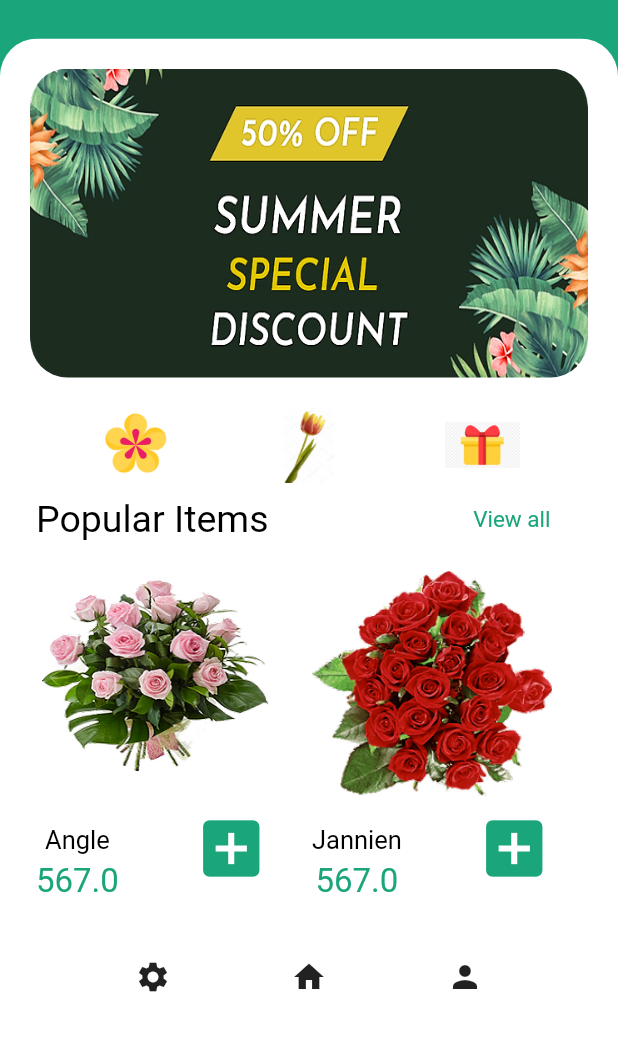
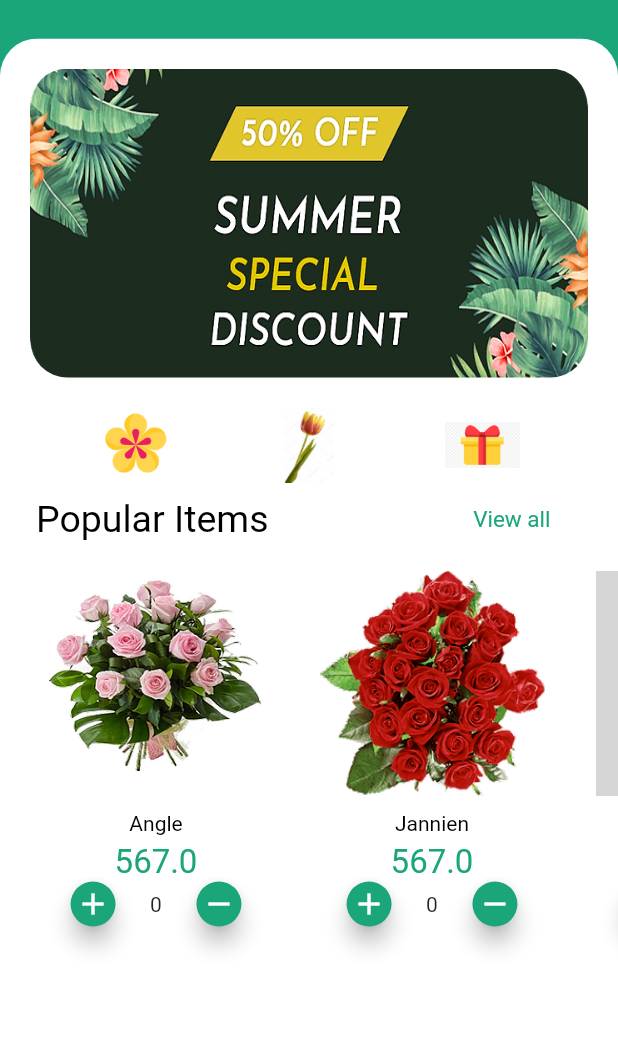
Before and after one commit to PallaviN26/FlowerShop, a Flutter app: the homeScreen screen opened by its route, on a phone screen of 412 x 824 dp, the part 74-1125 px from its top. Run offline on Flutter 3.47's test engine with Material 2 defaults, Android fonts, the phone set to English and light mode, and no system bars; our stand-ins replace sqflite; accounts and stored records are empty; grey boxes are pictures that could not be loaded.

Commit message:
Database and Menu Screen Changes

```diff
--- /dev/null
+++ b/lib/database_helper.dart
@@ -0,0 +1,60 @@
+import 'dart:io';
+import 'package:finalproject/models/user.dart';
+import 'package:path_provider/path_provider.dart';
+import 'package:sqflite/sqflite.dart';
+import 'package:path/path.dart';
+
+class DatabaseHelper {
+  static final _dbName = 'loinDB.db';
+  static final _dbVersion = 1;
+  static final _tableName = 'User';
+  static final _columnUserName = 'userName';
+  static final _columnEmail = 'email';
+  static final _columnPAssword = 'password';
+
+  DatabaseHelper._privateConstructor();
+  static final DatabaseHelper instance = DatabaseHelper._privateConstructor();
+  Database? _database;
+
+  Future<Database?> get database async {
+    if (_database != null) return _database;
+    _database = await _initiateDatabase();
+    return _database;
+  }
+
+  _initiateDatabase() async {
+    Directory directory = await getApplicationDocumentsDirectory();
+    String path = join(directory.path, _dbName);
+
+    return await openDatabase(path, version: _dbVersion, onCreate: _onCreate);
+  }
+
+  Future? _onCreate(Database db, int version) {
+    db.execute('''
+      CREATE TABLE $_tableName(
+        $_columnUserName text not null,
+        $_columnEmail text not null,
+        $_columnPAssword text not null
+      )
+      ''');
+  }
+
+  Future insert(Map<String, dynamic> row) async {
+    Database? db = await instance.database;
+    await db?.insert(_tableName, row);
+  }
+
+  Future<List<User>> getAll() async {
+    Database? db = await instance.database;
+    List<Map<String, dynamic>> list = await db!.query(_tableName);
+    List<User> res = [];
+    list.forEach((element) {
+      User user = User(
+          userName: element['userName'],
+          email: element['email'],
+          password: element['password']);
+      res.add(user);
+    });
+    return res;
+  }
+}
--- a/lib/models/popular.dart
+++ b/lib/models/popular.dart
@@ -1,9 +1,7 @@
 class Popular {
   String imageN, flowerName;
   double cost;
-  Popular({
-    this.imageN = '',
-    this.flowerName = '',
-    this.cost = 0,
-  });
+  int count = 0;
+  Popular(
+      {this.imageN = '', this.flowerName = '', this.cost = 0, this.count = 0});
 }
--- a/lib/models/user.dart
+++ b/lib/models/user.dart
@@ -1,6 +1,25 @@
-class User {
+class User{
   String userName;
   String email;
   String password;
-  User({this.userName = '', this.email = '', this.password = ''});
+  User({
+    this.userName='',
+    this.email='',
+    this.password=''
+  });
+
+  Map<String, dynamic> toMap() {
+    return {
+      'userName': userName,
+      'email':email,
+      'password':password
+    };
+  }
+
+  // Implement toString to make it easier to see information about
+  // each dog when using the print statement.
+  @override
+  String toString() {
+    return 'User{userName: $userName, email:$email ,password:$password}';
+  }
 }
--- a/lib/screens/cards/popular_card.dart
+++ b/lib/screens/cards/popular_card.dart
@@ -1,79 +1,125 @@
 import 'package:finalproject/models/popular.dart';
 import 'package:flutter/material.dart';
-class PopularCard extends StatelessWidget {
+
+class PopularCard extends StatefulWidget {
   // const PopularCard({ Key? key }) : super(key: key);
+
   final Popular popular;
   PopularCard({required this.popular});
+
+  @override
+  State<PopularCard> createState() => _PopularCardState();
+}
+
+class _PopularCardState extends State<PopularCard> {
+  _incrementButton() {
+    widget.popular.count++;
+  }
+
+  _decreamentButton() {
+    widget.popular.count--;
+  }
+
   @override
   Widget build(BuildContext context) {
     return Container(
         width: 160,
-      height: 150,
+        height: 300,
         margin: EdgeInsets.fromLTRB(24, 10, 0, 20),
         decoration: BoxDecoration(
-        borderRadius:BorderRadius.circular(25),
+          borderRadius: BorderRadius.circular(25),
           color: Colors.white60,
         ),
+        child: SingleChildScrollView(
           child: Column(
-        mainAxisAlignment: MainAxisAlignment.center,
             children: [
               Container(
                 height: 150,
+                width: 150,
                 decoration: BoxDecoration(
                     borderRadius: BorderRadius.circular(15),
                     image: DecorationImage(
-                image: AssetImage("lib/assets/images/"+popular.imageN+".png"),
-                fit: BoxFit.fill
-              )
+                        image: AssetImage("lib/assets/images/" +
+                            widget.popular.imageN +
+                            ".png"),
+                        fit: BoxFit.fill)),
+              ),
+              Container(
+                // height: 70,
+                // color: Colors.amber,
+                child: Column(
+                  children: [
+                    Column(
+                      children: [
+                        Container(
+                          // width : 100,
+                          // height: 80,
+                          padding: EdgeInsets.fromLTRB(0, 10, 0, 5),
+                          child: Text(
+                            widget.popular.flowerName,
+                            style: TextStyle(
+                              color: Colors.black,
+                            ),
                           ),
                         ),
                         Container(
-            height: 70,
-            // color: Colors.amber,
-            child:Row(
-              children: [
-                Column(
-                  mainAxisAlignment:MainAxisAlignment.end,
-                  children: [
-
-                    Container(
-                      padding: EdgeInsets.fromLTRB(0, 10, 0,5),
                           child: Text(
-                        popular.flowerName,
-                        style: TextStyle(
-                          color: Colors.black,
-                          fontSize: 17
-                        ),),
-                    ),
-                      Container(
-
-                        child: Text(
-                        popular.cost.toString(),
+                            widget.popular.cost.toString(),
                             style: TextStyle(
                                 color: Color.fromRGBO(26, 165, 123, 1),
-                          fontSize: 22
-                        ),),
+                                fontSize: 22),
+                          ),
                         )
                       ],
                     ),
-
+                    Row(
+                      mainAxisAlignment: MainAxisAlignment.spaceEvenly,
+                      children: [
                         Container(
-                  width: 100,
-                  height: 80,
-                  child:Align(
+                            height: 30,
+                            width: 30,
+                            child: Align(
                                 alignment: Alignment.centerRight,
-                    child: Icon(Icons.add_box,
-                    size: 50,
-                    color: Color.fromRGBO(26, 165, 123, 1),)
-                  )
-                )
+                                child: FloatingActionButton(
+                                  child: Icon(
+                                    Icons.add,
+                                    color: Colors.white,
+                                  ),
+                                  onPressed: () {
+                                    setState(() {
+                                      widget.popular.count++;
+                                    });
+                                  },
+                                  backgroundColor:
+                                      Color.fromRGBO(26, 165, 123, 1),
+                                ))),
+                        Container(
+                            child: Text(widget.popular.count.toString()),
+                            alignment: Alignment.centerRight),
+                        Container(
+                            width: 30,
+                            height: 30,
+                            child: Align(
+                                alignment: Alignment.topRight,
+                                child: FloatingActionButton(
+                                  child:
+                                      Icon(Icons.remove, color: Colors.white),
+                                  onPressed: () {
+                                    setState(() {
+                                      if (widget.popular.count > 0)
+                                        widget.popular.count--;
+                                    });
+                                  },
+                                  backgroundColor:
+                                      Color.fromRGBO(26, 165, 123, 1),
+                                )))
                       ],
-
-            ),
-
                     )
                   ],
                 ),
-    );
+              )
+            ],
+          ),
+        ));
   }
 }
--- a/lib/screens/home_screen.dart
+++ b/lib/screens/home_screen.dart
@@ -27,6 +27,7 @@ class _homeScreenState extends State<homeScreen> {
                       appBar: AppBar(
                         toolbarHeight: 75,
                         elevation: 0,
+                        leading: IconButton(icon:Icon(Icons.arrow_back), onPressed: (){Navigator.pushReplacementNamed(context, '/login');},),
                         title: Text(
                           "FloraGoGo",
                           style: TextStyle(color:Colors.white,fontSize: 20),
@@ -43,7 +44,7 @@ class _homeScreenState extends State<homeScreen> {
                             borderRadius: BorderRadius.only(topLeft: Radius.circular(25),topRight: Radius.circular(25)),
                             color: Colors.white
                           ),
-                          child: Column(
+                          child: ListView(
                             children: [
                               Container(
                                 margin: EdgeInsets.all(20),
@@ -113,12 +114,12 @@ class _homeScreenState extends State<homeScreen> {
                                 children: [
                                   Container(
                                     width: MediaQuery.of(context).size.width,
-                                    height: 250,
+                                    height:500,
                                     child: ListView.builder(
                                       scrollDirection: Axis.horizontal,
                                       itemCount: popularList.popular.length,
                                       itemBuilder: (context,index){
-                                        return PopularCard(popular: popularList.popular[index],);
+                                        return PopularCard(popular: popularList.popular[index]);
                                       }),
                                   )
                                 ],
--- a/lib/services/auth_service.dart
+++ b/lib/services/auth_service.dart
@@ -1,37 +1,27 @@
+import 'dart:async';
 import 'dart:async';
 import 'dart:collection';
+
+import 'package:finalproject/database_helper.dart';
 import 'package:finalproject/models/user.dart';
-// ignore: import_of_legacy_library_into_null_safe
 import 'package:scoped_model/scoped_model.dart';
 
-class Auth extends Model{
-  Set<User>uv=new HashSet();
-  User user1=new User(
-    email: 'prathima@gmail.com',
-    password: 'prathima'
+class Auth extends Model {
+  Future? addUser(user) {
+    DatabaseHelper.instance.insert(user.toMap());
+  }
 
-  );//one user prathima
-  User user2=new User(
-    email: 'pallavi@gmail.com',
-    password: 'pallavi'
-
-  );//User pallavi
-
-  Future<bool> authUser(currUser) async{
-    uv.add(user1);
-    uv.add(user2);
-    for(User u in uv)
-    {
-      if(u.email==currUser.email && u.password==currUser.password)
+  Future<bool> authUser(currUser) async {
+    List<User> queryRows = await DatabaseHelper.instance.getAll();
+    for (var u in queryRows) {
+      print("currUser:");
+      print(currUser);
+      print("u:");
+      print(u);
+      if (u.email == currUser.email && u.password == currUser.password)
         return true;
     }
-    // if(uv.contains(user1))
-    // if(user1.email==userVerified.email && user1.password==userVerified.password)
-    // return true;
+
     return false;
   }
-  Future<void> authSignUp(currUser)async{
-    uv.add(currUser);
-  }
-
 }
--- a/lib/services/popular_list.dart
+++ b/lib/services/popular_list.dart
@@ -1,19 +1,15 @@
 import 'package:finalproject/models/popular.dart';
 import 'package:scoped_model/scoped_model.dart';
 
-
-
-class PopularList extends Model{
-  List<Popular> popular=[
-    Popular(
-      imageN:'ic_pink_rose_bouquet',
-      flowerName:'Angle',
-      cost:567.00
-    ),
-    Popular(
-      imageN:'ic_red_rose_bouquet',
-      flowerName:'Jannien',
-      cost:567.00
-    )
+class PopularList extends Model {
+  List<Popular> popular = [
+    Popular(imageN: 'ic_pink_rose_bouquet', flowerName: 'Angle', cost: 567.00),
+    Popular(imageN: 'ic_red_rose_bouquet', flowerName: 'Jannien', cost: 567.00),
+    Popular(imageN: 'JY523024', flowerName: 'Bright Alstromeria', cost: 730.00),
+    Popular(imageN: 'white_roses', flowerName: 'White Roses', cost: 130),
+    Popular(imageN: 'pretty_orchids', flowerName: 'Pretty Orchids', cost: 380),
+    Popular(imageN: 'purple_flowers',flowerName: 'Daisy Purple',cost: 800),
+    Popular(imageN: 'color_lilies', flowerName: 'Beauty Lilies', cost: 500),
+    Popular(imageN: 'anemones', flowerName: 'White Anemones', cost: 900)
   ];
 }
```
Also changed, not shown: lib/screens/login_screens/input_field.dart (+34 -22 lines), lib/screens/login_screens/login_form.dart (+68 -37 lines), lib/screens/signin_screen.dart (+60 -48 lines), pubspec.yaml (+9 -0 lines), lib/assets/images/anemones.png (added), lib/assets/images/color_lilies.png (added), lib/assets/images/pretty_orchids.png (added), lib/assets/images/purple_flowers.png (added), pubspec.lock, 2 other files. Lines whose indentation alone changed are shown as unchanged.
